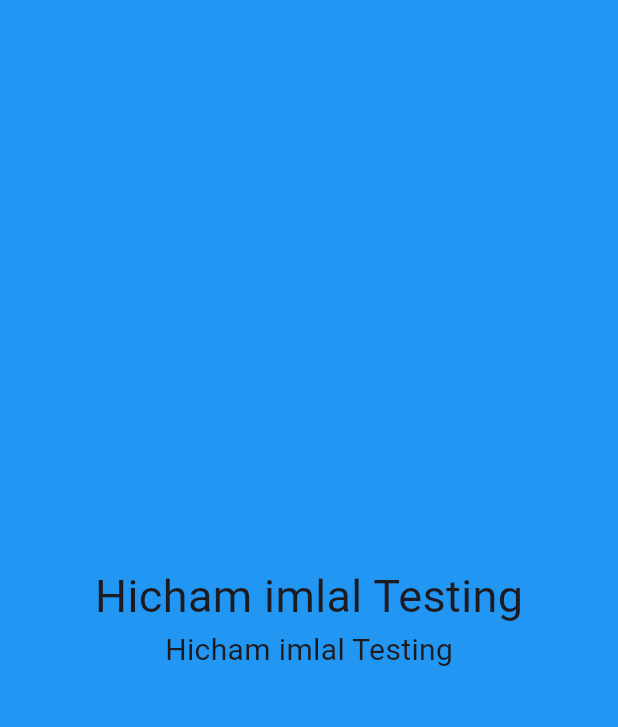
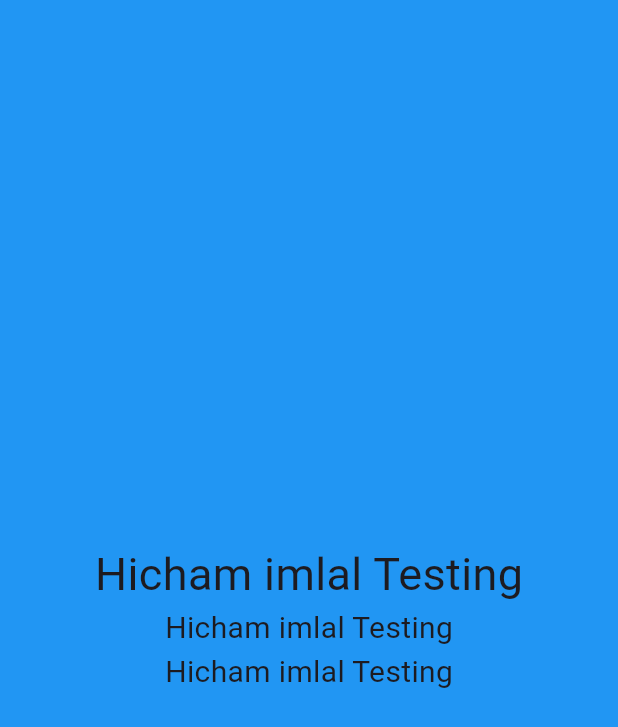
Before and after one commit to HichamImlal/note-APP, a Flutter app: the screen it shows after launch, on a phone screen of 412 x 824 dp. Shown: the top 727 px of the screen. Run offline on Flutter 3.47's test engine with Material 3 defaults, Android fonts, the light colour scheme and no system bars.

Commit message:
hicham add a new text

```diff
--- a/lib/main.dart
+++ b/lib/main.dart
@@ -20,7 +20,10 @@ class Main extends StatelessWidget {
             ),)),
             Center(child: Text("Hicham imlal Testing",style: TextStyle(
               fontSize: 20,
-            ),))
+            ),)),
+            Center(child: Text("Hicham imlal Testing",style: TextStyle(
+              fontSize: 20,
+            ),)),
           ],
         ),
       ),
```
